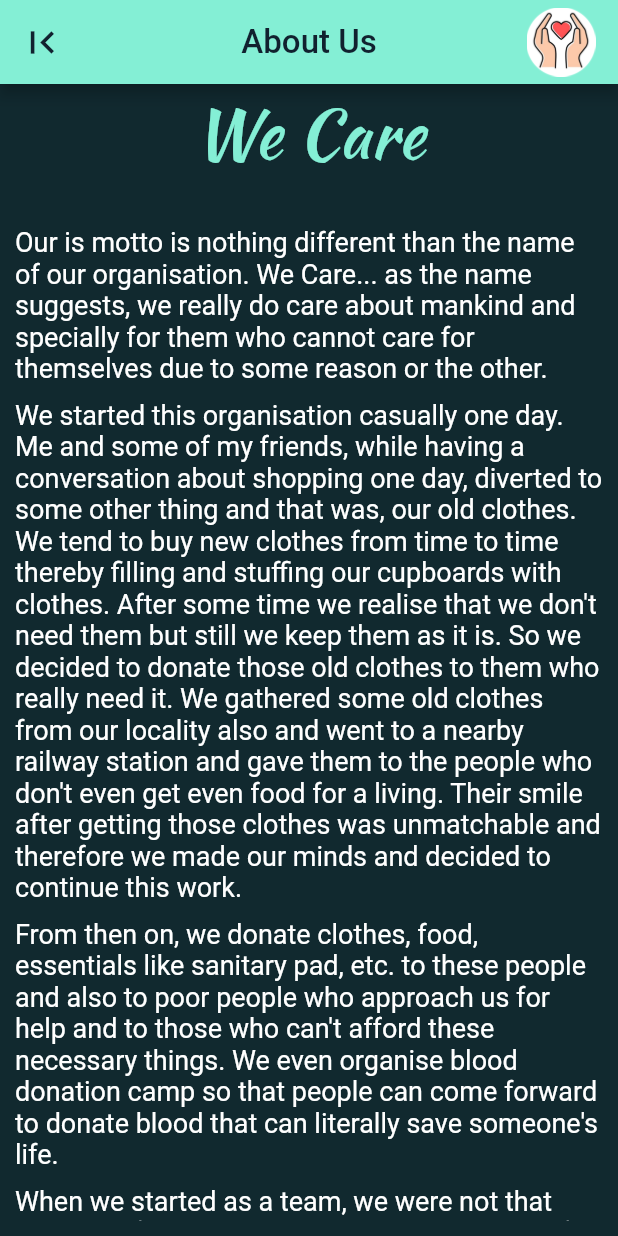
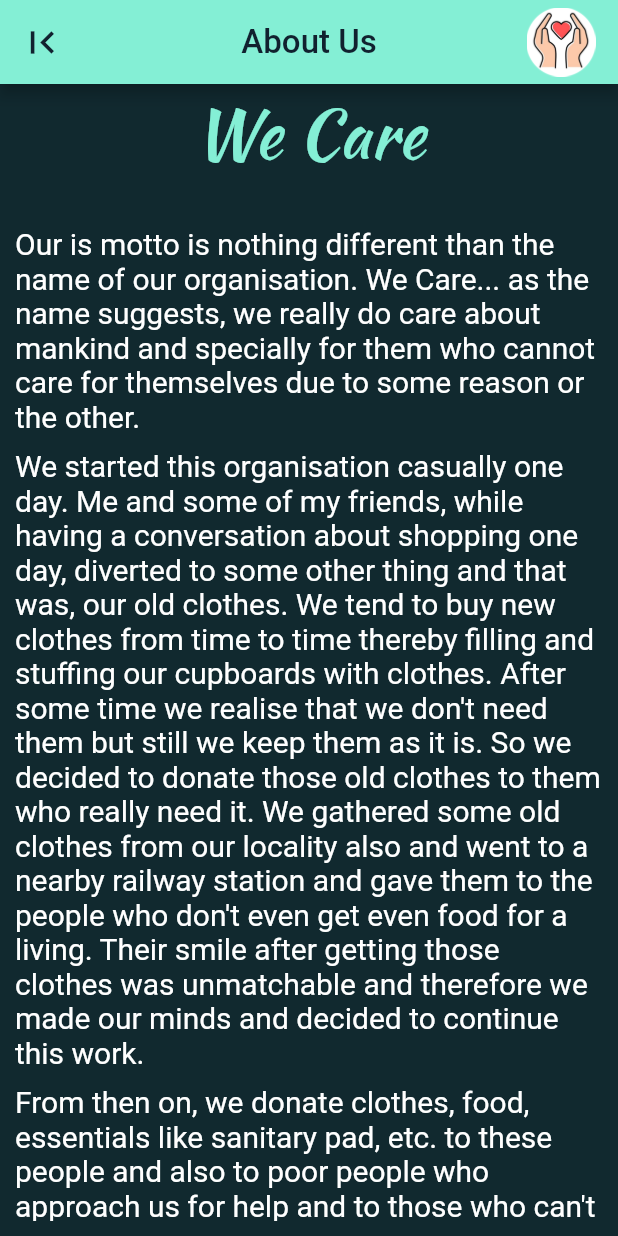
Before and after one commit to Procoder16/We_Care_Flutter, a Flutter app: the OurMotto screen opened directly, on a phone screen of 412 x 824 dp. Run offline on Flutter 3.47's test engine with Material 2 defaults, Android fonts, the phone set to English and light mode, and no system bars; our stand-ins replace animated_text_kit, font_awesome_flutter; missing offline and left inert: foldable_sidebar.

```diff
--- a/lib/screens/about_us.dart
+++ b/lib/screens/about_us.dart
@@ -64,7 +64,7 @@ class OurMotto extends StatelessWidget {
                         children: [
                           Text(
                             'Our is motto is nothing different than the name of our organisation. We Care... as the name suggests, we really do care about mankind and specially for them who cannot care for themselves due to some reason or the other.',
-                            style: TextStyle(fontSize: 18.0),
+                            style: TextStyle(fontSize: 20.0),
                           ),
                           SizedBox(
                             height: 10.0,
@@ -72,7 +72,7 @@ class OurMotto extends StatelessWidget {
                           Text(
                             'We started this organisation casually one day. Me and some of my friends, while having a conversation about shopping one day, diverted to some other thing and that was, our old clothes. We tend to buy new clothes from time to time thereby filling and stuffing our cupboards with clothes. After some time we realise that we don\'t need them but still we keep them as it is. So we decided to donate those old clothes to them who really need it. We gathered some old clothes from our locality also and went to a nearby railway station and gave them to the people who don\'t even get even food for a living. Their smile after getting those clothes was unmatchable and therefore we made our minds and decided to continue this work.',
                             style: TextStyle(
-                              fontSize: 18.0,
+                              fontSize: 20.0,
                             ),
                           ),
                           SizedBox(
@@ -81,7 +81,7 @@ class OurMotto extends StatelessWidget {
                           Text(
                             'From then on, we donate clothes, food, essentials like sanitary pad, etc. to these people and also to poor people who approach us for help and to those who can\'t afford these necessary things. We even organise blood donation camp so that people can come forward to donate blood that can literally save someone\'s life.',
                             style: TextStyle(
-                              fontSize: 18.0,
+                              fontSize: 20.0,
                             ),
                           ),
                           SizedBox(
@@ -90,7 +90,7 @@ class OurMotto extends StatelessWidget {
                           Text(
                             'When we started as a team, we were not that large and famous as a team. We were just 7 of us. Now we are a much larger team of about 100 individuals and even, we have gained some popularity and recognition as an organisation and we need this recognition, not to establish ourselves as a celebrity, but for the establishment of this organisation so that more and more people get to know about us and help us in this noble cause.',
                             style: TextStyle(
-                              fontSize: 18.0,
+                              fontSize: 20.0,
                             ),
                           ),
                         ],
```
